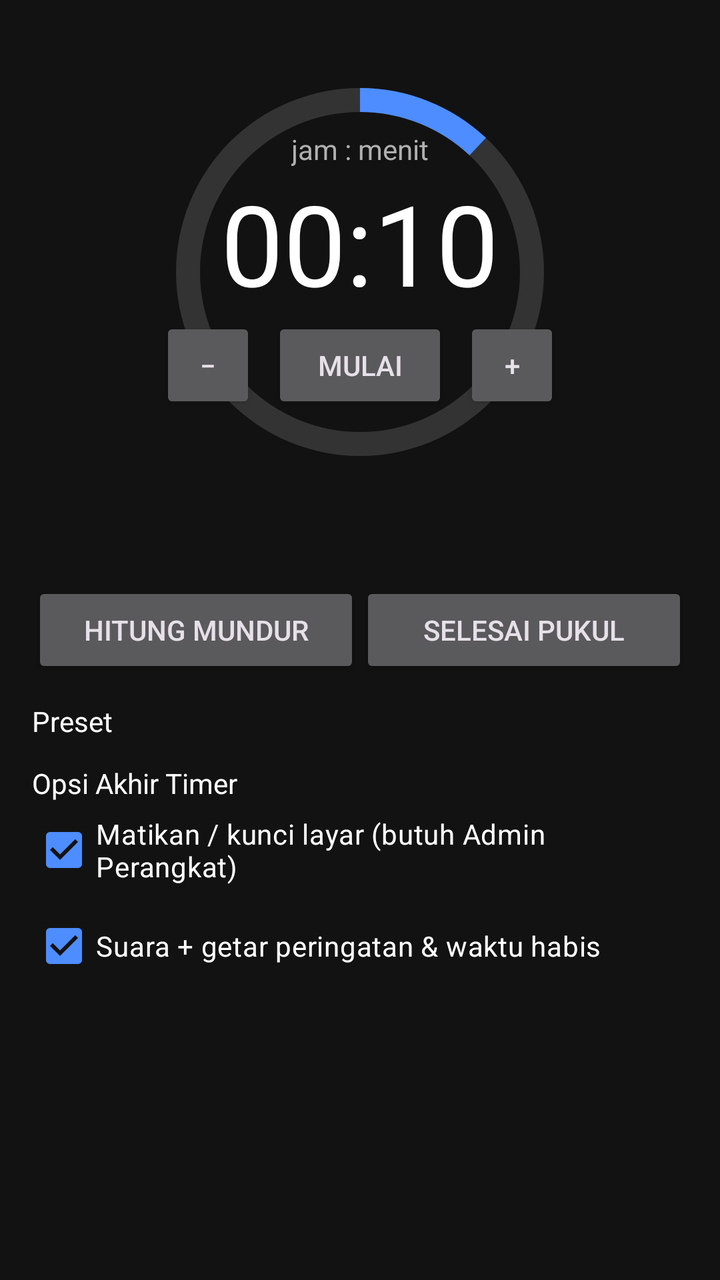
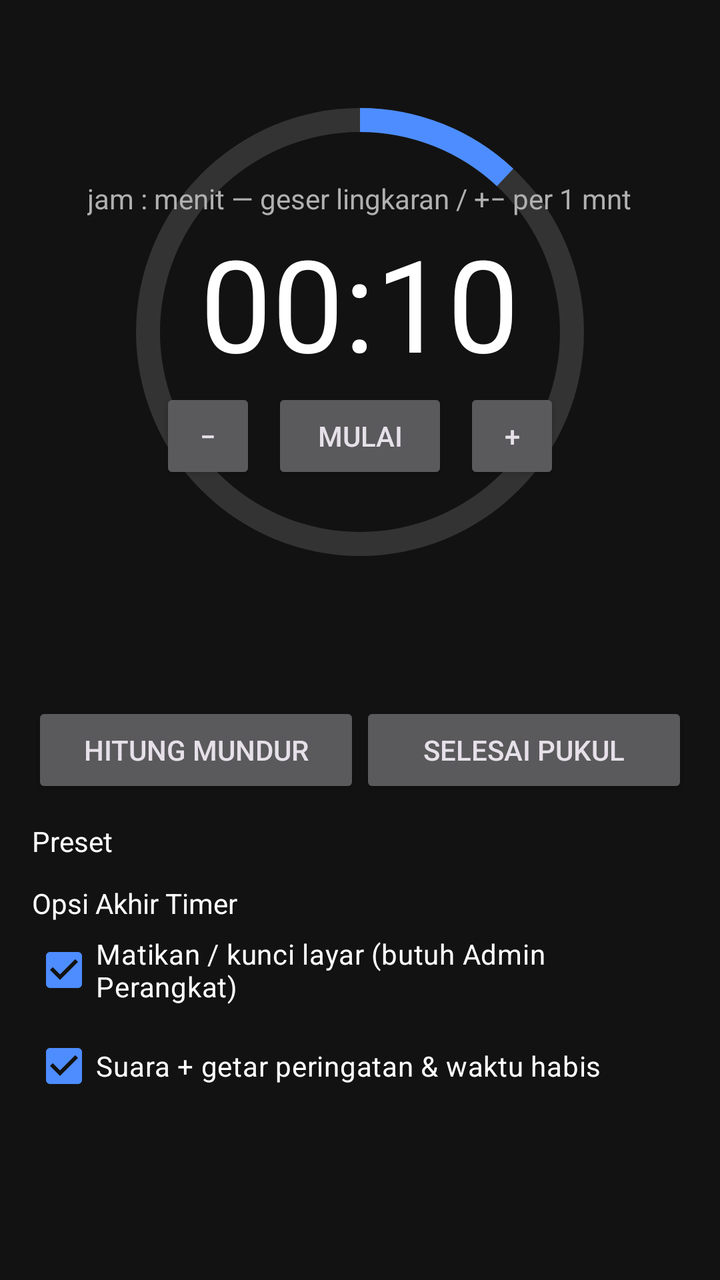

Compare the two renders of this Android layout. The source of the first and the diff that turns it into the second are given below.
<!-- AndroidManifest.xml: application theme Theme.TimeNest -->
<!-- res/layout/fragment_sleep.xml -->
<?xml version="1.0" encoding="utf-8"?>
<ScrollView xmlns:android="http://schemas.android.com/apk/res/android"
    xmlns:app="http://schemas.android.com/apk/res-auto"
    android:background="@color/bg"
    android:layout_width="match_parent" android:layout_height="match_parent">
<LinearLayout android:orientation="vertical" android:padding="16dp"
    android:gravity="center_horizontal"
    android:layout_width="match_parent" android:layout_height="wrap_content">
    <FrameLayout android:layout_width="240dp" android:layout_height="240dp">
        <ProgressBar android:id="@+id/ring" style="?android:attr/progressBarStyleHorizontal"
            android:progressDrawable="@drawable/ring" android:max="100" android:progress="12"
            android:layout_width="match_parent" android:layout_height="match_parent" />
        <LinearLayout android:orientation="vertical" android:gravity="center"
            android:layout_width="match_parent" android:layout_height="match_parent">
            <TextView android:text="jam : menit" android:textColor="@color/text2"
                android:layout_width="wrap_content" android:layout_height="wrap_content" />
            <TextView android:id="@+id/tvTime" android:text="00:10" android:textSize="56sp"
                android:textColor="@color/text"
                android:layout_width="wrap_content" android:layout_height="wrap_content" />
            <LinearLayout android:orientation="horizontal"
                android:layout_width="wrap_content" android:layout_height="wrap_content">
                <Button android:id="@+id/btnMinus" android:text="−" android:minWidth="48dp"
                    android:layout_width="wrap_content" android:layout_height="wrap_content" />
                <Button android:id="@+id/btnStart" android:text="MULAI"
                    android:layout_marginHorizontal="8dp"
                    android:layout_width="wrap_content" android:layout_height="wrap_content" />
                <Button android:id="@+id/btnPlus" android:text="+" android:minWidth="48dp"
                    android:layout_width="wrap_content" android:layout_height="wrap_content" />
            </LinearLayout>
        </LinearLayout>
    </FrameLayout>
    <TextView android:id="@+id/tvSummary" android:textColor="@color/text2"
        android:layout_marginTop="8dp"
        android:layout_width="wrap_content" android:layout_height="wrap_content" />
    <LinearLayout android:orientation="horizontal" android:layout_marginTop="8dp"
        android:layout_width="match_parent" android:layout_height="wrap_content">
        <Button android:id="@+id/tabDur" android:text="Hitung Mundur" android:layout_weight="1"
            android:layout_width="0dp" android:layout_height="wrap_content" />
        <Button android:id="@+id/tabClock" android:text="Selesai Pukul" android:layout_weight="1"
            android:layout_width="0dp" android:layout_height="wrap_content" />
    </LinearLayout>
    <TextView android:text="Preset" android:textColor="@color/text"
        android:layout_marginTop="12dp"
        android:layout_width="match_parent" android:layout_height="wrap_content" />
    <GridLayout android:id="@+id/gridPreset" android:columnCount="3" android:useDefaultMargins="true"
        android:layout_width="match_parent" android:layout_height="wrap_content" />
    <TextView android:text="Opsi Akhir Timer" android:textColor="@color/text"
        android:layout_marginTop="12dp"
        android:layout_width="match_parent" android:layout_height="wrap_content" />
    <CheckBox android:id="@+id/cbLock" android:text="Matikan / kunci layar (butuh Admin Perangkat)"
        android:textColor="@color/text" android:checked="true"
        android:layout_width="match_parent" android:layout_height="wrap_content" />
    <CheckBox android:id="@+id/cbSound" android:text="Suara + getar peringatan &amp; waktu habis"
        android:textColor="@color/text" android:checked="true"
        android:layout_width="match_parent" android:layout_height="wrap_content" />
    <TextView android:id="@+id/tvLockWarn" android:textColor="@color/warn" android:visibility="gone"
        android:text="⚠ Izin Admin belum aktif — perangkat tidak akan terkunci."
        android:layout_width="match_parent" android:layout_height="wrap_content" />
</LinearLayout>
</ScrollView>
<!-- resources referenced by this layout -->
<resources>
  <color name="bg">#121212</color>
  <color name="text">#FFFFFF</color>
  <color name="text2">#B0B0B0</color>
  <color name="warn">#FF9800</color>
  <!-- drawable ring (drawable) -->
  <?xml version="1.0" encoding="utf-8"?>
  <layer-list xmlns:android="http://schemas.android.com/apk/res/android">
      <item android:id="@android:id/background">
          <shape android:shape="ring" android:thickness="12dp" android:useLevel="false">
              <solid android:color="#333333" />
          </shape>
      </item>
      <item android:id="@android:id/progress">
          <rotate android:fromDegrees="270" android:toDegrees="270">
              <shape android:shape="ring" android:thickness="12dp" android:useLevel="true">
                  <solid android:color="@color/accent" />
              </shape>
          </rotate>
      </item>
  </layer-list>
  <style name="Theme.TimeNest" parent="Theme.Material3.Dark.NoActionBar">
          <item name="colorPrimary">@color/accent</item>
          <item name="android:windowBackground">@color/bg</item>
          <item name="colorOnPrimary">@color/text</item>
      </style>
  <color name="accent">#4D8DFF</color>
</resources>

<!-- the commit's change to res/layout/fragment_sleep.xml (unified diff, before → after) -->
@@ -6,15 +6,16 @@
 <LinearLayout android:orientation="vertical" android:padding="16dp"
     android:gravity="center_horizontal"
     android:layout_width="match_parent" android:layout_height="wrap_content">
-    <FrameLayout android:layout_width="240dp" android:layout_height="240dp">
+    <FrameLayout android:id="@+id/dialWrap" android:layout_width="300dp" android:layout_height="300dp">
         <ProgressBar android:id="@+id/ring" style="?android:attr/progressBarStyleHorizontal"
             android:progressDrawable="@drawable/ring" android:max="100" android:progress="12"
             android:layout_width="match_parent" android:layout_height="match_parent" />
         <LinearLayout android:orientation="vertical" android:gravity="center"
             android:layout_width="match_parent" android:layout_height="match_parent">
-            <TextView android:text="jam : menit" android:textColor="@color/text2"
+            <TextView android:text="jam : menit — geser lingkaran / +− per 1 mnt" android:textColor="@color/text2"
+                android:gravity="center"
                 android:layout_width="wrap_content" android:layout_height="wrap_content" />
-            <TextView android:id="@+id/tvTime" android:text="00:10" android:textSize="56sp"
+            <TextView android:id="@+id/tvTime" android:text="00:10" android:textSize="64sp"
                 android:textColor="@color/text"
                 android:layout_width="wrap_content" android:layout_height="wrap_content" />
             <LinearLayout android:orientation="horizontal"
